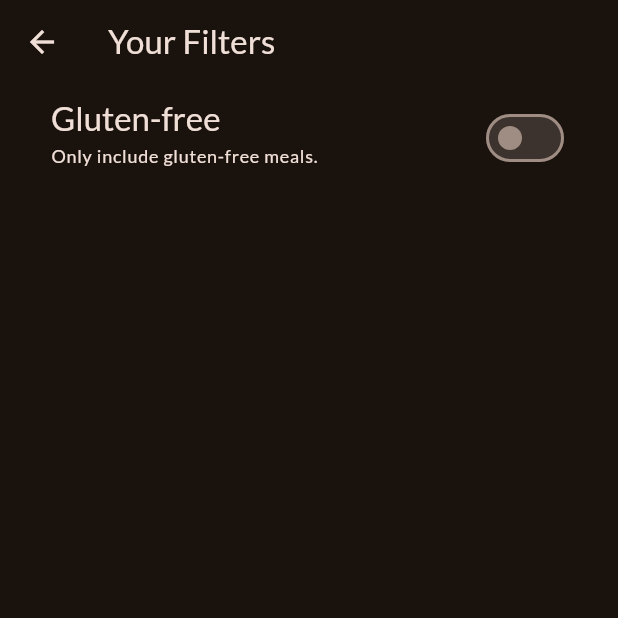
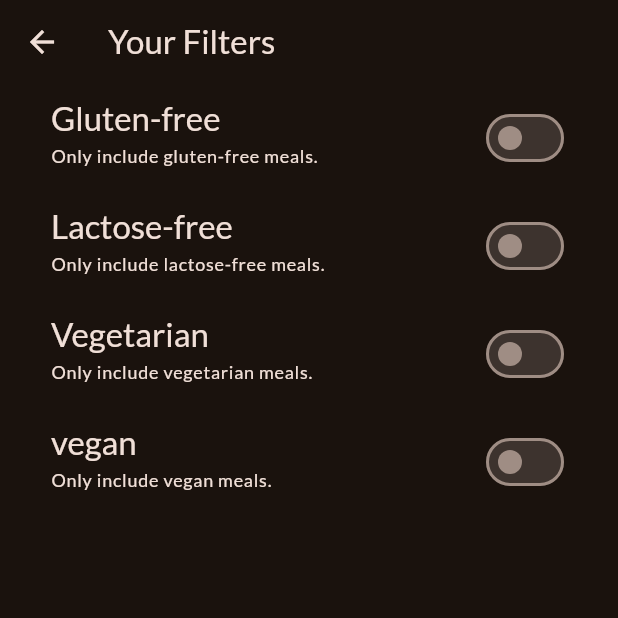
Before and after one commit to kotokotodonabe/meals, a Flutter app: the FiltersScreen screen opened directly, on a phone screen of 412 x 824 dp, the top half of it. Run offline on Flutter 3.47's test engine with Material 3 defaults, Android fonts, the phone set to English and light mode, and no system bars; our stand-ins replace google_fonts, transparent_image.

Commit message:
add: filterを追加

```diff
--- a/lib/screens/filters.dart
+++ b/lib/screens/filters.dart
@@ -16,6 +16,9 @@ class FiltersScreen extends StatefulWidget {
 
 class _FiltersScreenState extends State<FiltersScreen> {
   var _glutenFreeFilterSet = false;
+  var _lactoseFreeFilterSet = false;
+  var _vegetarianFreeFilterSet = false;
+  var _veganFreeFilterSet = false;
 
   @override
   Widget build(BuildContext context) {
@@ -64,6 +67,87 @@ class _FiltersScreenState extends State<FiltersScreen> {
               right: 32,
             ),
           ),
+          SwitchListTile(
+            value: _lactoseFreeFilterSet,
+            onChanged: (isChecked) {
+              setState(() {
+                _lactoseFreeFilterSet = isChecked;
+              });
+            },
+            title: Text(
+              'Lactose-free',
+              style: Theme.of(context)
+                  .textTheme
+                  .titleLarge!
+                  .copyWith(color: Theme.of(context).colorScheme.onSurface),
+            ),
+            subtitle: Text(
+              'Only include lactose-free meals.',
+              style: Theme.of(context)
+                  .textTheme
+                  .labelMedium!
+                  .copyWith(color: Theme.of(context).colorScheme.onSurface),
+            ),
+            activeColor: Theme.of(context).colorScheme.tertiary,
+            contentPadding: const EdgeInsets.only(
+              left: 34,
+              right: 32,
+            ),
+          ),
+          SwitchListTile(
+            value: _vegetarianFreeFilterSet,
+            onChanged: (isChecked) {
+              setState(() {
+                _vegetarianFreeFilterSet = isChecked;
+              });
+            },
+            title: Text(
+              'Vegetarian',
+              style: Theme.of(context)
+                  .textTheme
+                  .titleLarge!
+                  .copyWith(color: Theme.of(context).colorScheme.onSurface),
+            ),
+            subtitle: Text(
+              'Only include vegetarian meals.',
+              style: Theme.of(context)
+                  .textTheme
+                  .labelMedium!
+                  .copyWith(color: Theme.of(context).colorScheme.onSurface),
+            ),
+            activeColor: Theme.of(context).colorScheme.tertiary,
+            contentPadding: const EdgeInsets.only(
+              left: 34,
+              right: 32,
+            ),
+          ),
+          SwitchListTile(
+            value: _veganFreeFilterSet,
+            onChanged: (isChecked) {
+              setState(() {
+                _veganFreeFilterSet = isChecked;
+              });
+            },
+            title: Text(
+              'vegan',
+              style: Theme.of(context)
+                  .textTheme
+                  .titleLarge!
+                  .copyWith(color: Theme.of(context).colorScheme.onSurface),
+            ),
+            subtitle: Text(
+              'Only include vegan meals.',
+              style: Theme.of(context)
+                  .textTheme
+                  .labelMedium!
+                  .copyWith(color: Theme.of(context).colorScheme.onSurface),
+            ),
+            activeColor: Theme.of(context).colorScheme.tertiary,
+            contentPadding: const EdgeInsets.only(
+              left: 34,
+              right: 32,
+            ),
+          ),
         ],
       ),
     );
```
